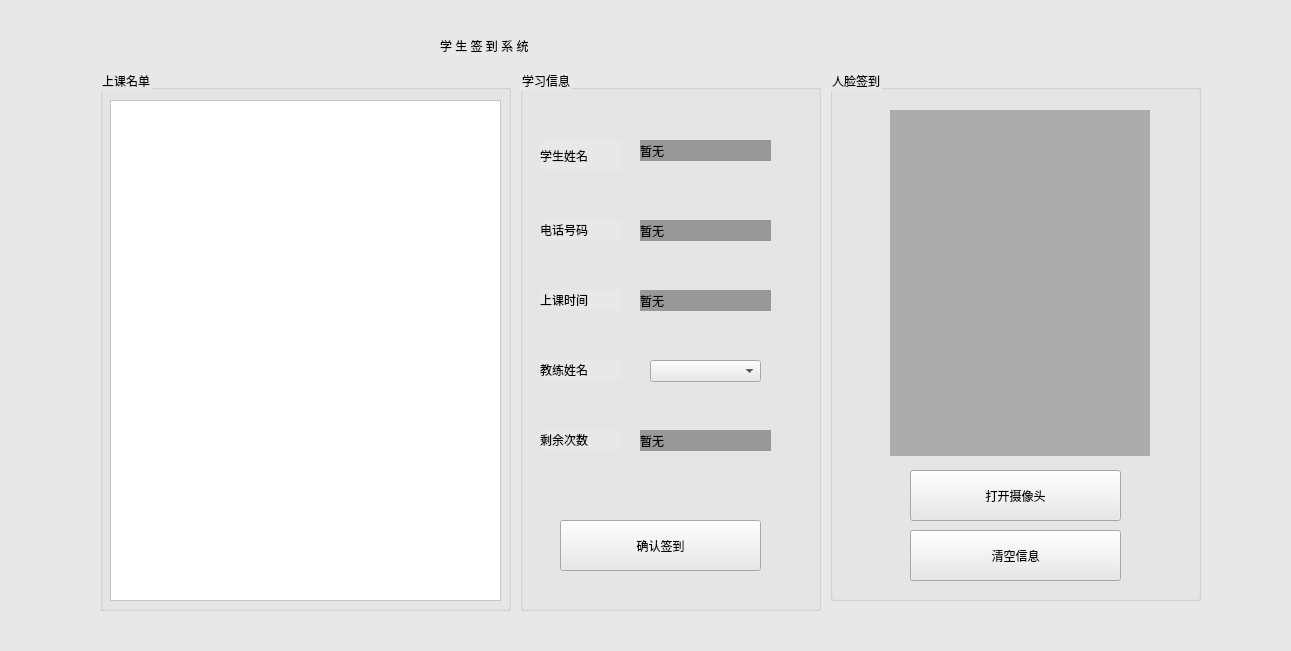
First picture: the form in Qiandao/Qiandao_face_Main.ui, repository Holy-Shine/Acrotest, before the edit.
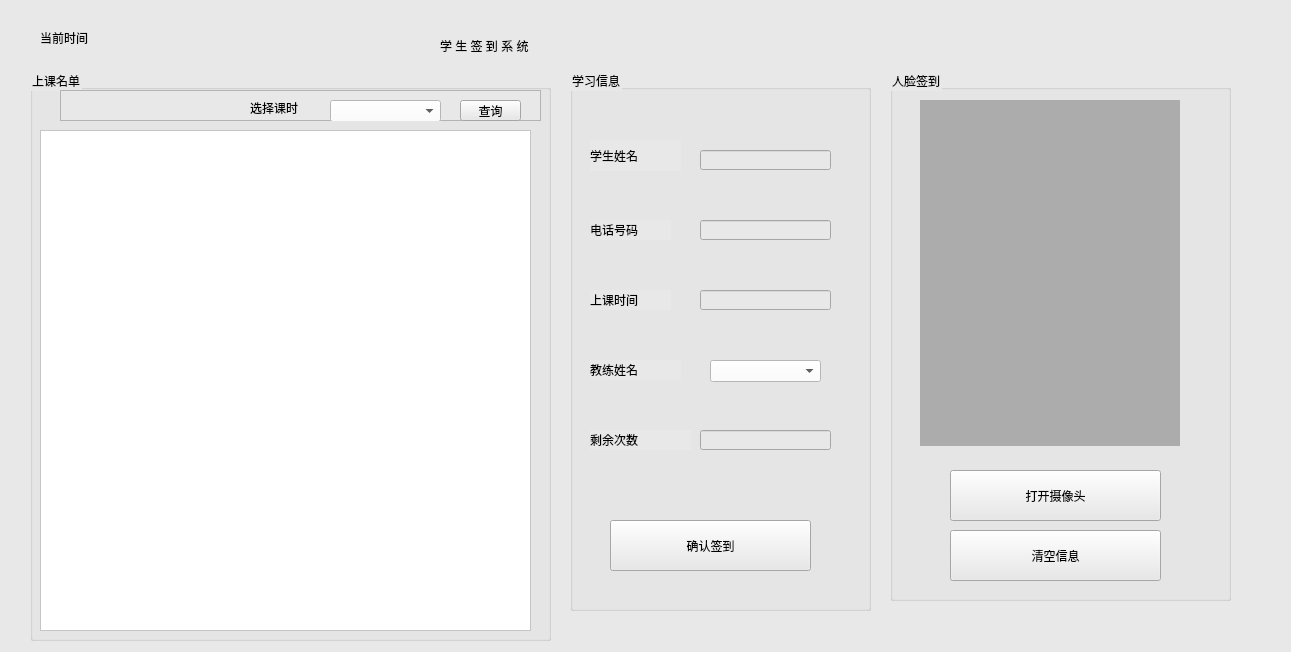
Second picture: the form after the edit.

The edit to the form file:
```diff
--- a/Qiandao/Qiandao_face_Main.ui
+++ b/Qiandao/Qiandao_face_Main.ui
@@ -7,7 +7,7 @@
     <x>0</x>
     <y>0</y>
     <width>1291</width>
-    <height>651</height>
+    <height>652</height>
    </rect>
   </property>
   <property name="windowTitle">
@@ -41,10 +41,10 @@
   <widget class="QGroupBox" name="GBstudent">
    <property name="geometry">
     <rect>
-     <x>100</x>
+     <x>30</x>
      <y>70</y>
-     <width>411</width>
-     <height>541</height>
+     <width>521</width>
+     <height>571</height>
     </rect>
    </property>
    <property name="title">
@@ -54,8 +54,8 @@
     <property name="geometry">
      <rect>
       <x>10</x>
-      <y>30</y>
-      <width>391</width>
+      <y>60</y>
+      <width>491</width>
       <height>501</height>
      </rect>
     </property>
@@ -63,11 +63,66 @@
      <string notr="true">background-color: rgb(255, 255, 255);</string>
     </property>
    </widget>
+   <widget class="QFrame" name="frame">
+    <property name="geometry">
+     <rect>
+      <x>30</x>
+      <y>20</y>
+      <width>481</width>
+      <height>31</height>
+     </rect>
+    </property>
+    <property name="frameShape">
+     <enum>QFrame::StyledPanel</enum>
+    </property>
+    <property name="frameShadow">
+     <enum>QFrame::Raised</enum>
+    </property>
+    <widget class="QLabel" name="label_2">
+     <property name="geometry">
+      <rect>
+       <x>190</x>
+       <y>10</y>
+       <width>71</width>
+       <height>16</height>
+      </rect>
+     </property>
+     <property name="text">
+      <string>选择课时</string>
+     </property>
+    </widget>
+    <widget class="QComboBox" name="cb_dian">
+     <property name="geometry">
+      <rect>
+       <x>270</x>
+       <y>10</y>
+       <width>111</width>
+       <height>22</height>
+      </rect>
+     </property>
+     <property name="styleSheet">
+      <string notr="true">background-color: rgb(255, 255, 255);</string>
+     </property>
+    </widget>
+    <widget class="QPushButton" name="bt_search">
+     <property name="geometry">
+      <rect>
+       <x>400</x>
+       <y>10</y>
+       <width>61</width>
+       <height>21</height>
+      </rect>
+     </property>
+     <property name="text">
+      <string>查询</string>
+     </property>
+    </widget>
+   </widget>
   </widget>
   <widget class="QGroupBox" name="groupBox">
    <property name="geometry">
     <rect>
-     <x>520</x>
+     <x>570</x>
      <y>70</y>
      <width>301</width>
      <height>541</height>
@@ -81,7 +136,7 @@
      <rect>
       <x>20</x>
       <y>70</y>
-      <width>81</width>
+      <width>91</width>
       <height>31</height>
      </rect>
     </property>
@@ -92,23 +147,6 @@
      <string>学生姓名</string>
     </property>
    </widget>
-   <widget class="QLabel" name="lb_nameinfo">
-    <property name="geometry">
-     <rect>
-      <x>120</x>
-      <y>70</y>
-      <width>131</width>
-      <height>21</height>
-     </rect>
-    </property>
-    <property name="styleSheet">
-     <string notr="true">background-color: rgb(152, 152, 152);
-font: 14pt &quot;楷体&quot;;</string>
-    </property>
-    <property name="text">
-     <string>暂无</string>
-    </property>
-   </widget>
    <widget class="QLabel" name="lb_date">
     <property name="geometry">
      <rect>
@@ -125,29 +163,12 @@
      <string>上课时间</string>
     </property>
    </widget>
-   <widget class="QLabel" name="lb_dateinfo">
-    <property name="geometry">
-     <rect>
-      <x>120</x>
-      <y>220</y>
-      <width>131</width>
-      <height>21</height>
-     </rect>
-    </property>
-    <property name="styleSheet">
-     <string notr="true">background-color: rgb(152, 152, 152);
-font: 14pt &quot;楷体&quot;;</string>
-    </property>
-    <property name="text">
-     <string>暂无</string>
-    </property>
-   </widget>
    <widget class="QLabel" name="lb_coach">
     <property name="geometry">
      <rect>
       <x>20</x>
       <y>290</y>
-      <width>81</width>
+      <width>91</width>
       <height>20</height>
      </rect>
     </property>
@@ -163,7 +184,7 @@
      <rect>
       <x>20</x>
       <y>360</y>
-      <width>81</width>
+      <width>101</width>
       <height>20</height>
      </rect>
     </property>
@@ -174,23 +195,6 @@
      <string>剩余次数</string>
     </property>
    </widget>
-   <widget class="QLabel" name="lb_restinfo">
-    <property name="geometry">
-     <rect>
-      <x>120</x>
-      <y>360</y>
-      <width>131</width>
-      <height>21</height>
-     </rect>
-    </property>
-    <property name="styleSheet">
-     <string notr="true">background-color: rgb(152, 152, 152);
-font: 14pt &quot;楷体&quot;;</string>
-    </property>
-    <property name="text">
-     <string>暂无</string>
-    </property>
-   </widget>
    <widget class="QLabel" name="lb_phone">
     <property name="geometry">
      <rect>
@@ -207,23 +211,6 @@
      <string>电话号码</string>
     </property>
    </widget>
-   <widget class="QLabel" name="lb_phoneinfo">
-    <property name="geometry">
-     <rect>
-      <x>120</x>
-      <y>150</y>
-      <width>131</width>
-      <height>21</height>
-     </rect>
-    </property>
-    <property name="styleSheet">
-     <string notr="true">background-color: rgb(152, 152, 152);
-font: 14pt &quot;楷体&quot;;</string>
-    </property>
-    <property name="text">
-     <string>暂无</string>
-    </property>
-   </widget>
    <widget class="QPushButton" name="bt_qiandao_confrim">
     <property name="geometry">
      <rect>
@@ -240,20 +227,63 @@
    <widget class="QComboBox" name="gb_coach">
     <property name="geometry">
      <rect>
-      <x>130</x>
+      <x>140</x>
       <y>290</y>
       <width>111</width>
       <height>22</height>
      </rect>
     </property>
+    <property name="styleSheet">
+     <string notr="true">background-color: rgb(255, 255, 255);</string>
+    </property>
+   </widget>
+   <widget class="QLineEdit" name="et_name">
+    <property name="geometry">
+     <rect>
+      <x>130</x>
+      <y>80</y>
+      <width>131</width>
+      <height>20</height>
+     </rect>
+    </property>
+   </widget>
+   <widget class="QLineEdit" name="et_cishu">
+    <property name="geometry">
+     <rect>
+      <x>130</x>
+      <y>360</y>
+      <width>131</width>
+      <height>20</height>
+     </rect>
+    </property>
+   </widget>
+   <widget class="QLineEdit" name="et_phone">
+    <property name="geometry">
+     <rect>
+      <x>130</x>
+      <y>150</y>
+      <width>131</width>
+      <height>20</height>
+     </rect>
+    </property>
+   </widget>
+   <widget class="QLineEdit" name="et_classtime">
+    <property name="geometry">
+     <rect>
+      <x>130</x>
+      <y>220</y>
+      <width>131</width>
+      <height>20</height>
+     </rect>
+    </property>
    </widget>
   </widget>
   <widget class="QGroupBox" name="GB_qiandao">
    <property name="geometry">
     <rect>
-     <x>830</x>
+     <x>890</x>
      <y>70</y>
-     <width>371</width>
+     <width>341</width>
      <height>531</height>
     </rect>
    </property>
@@ -266,8 +296,8 @@
    <widget class="QLabel" name="lb_cam">
     <property name="geometry">
      <rect>
-      <x>60</x>
-      <y>40</y>
+      <x>30</x>
+      <y>30</y>
       <width>260</width>
       <height>346</height>
      </rect>
@@ -282,7 +312,7 @@
    <widget class="QPushButton" name="bt_opencam">
     <property name="geometry">
      <rect>
-      <x>80</x>
+      <x>60</x>
       <y>400</y>
       <width>211</width>
       <height>51</height>
@@ -295,7 +325,7 @@
    <widget class="QPushButton" name="bt_clear">
     <property name="geometry">
      <rect>
-      <x>80</x>
+      <x>60</x>
       <y>460</y>
       <width>211</width>
       <height>51</height>
@@ -306,6 +336,19 @@
     </property>
    </widget>
   </widget>
+  <widget class="QLabel" name="lb_time">
+   <property name="geometry">
+    <rect>
+     <x>40</x>
+     <y>30</y>
+     <width>341</width>
+     <height>16</height>
+    </rect>
+   </property>
+   <property name="text">
+    <string>当前时间</string>
+   </property>
+  </widget>
  </widget>
  <resources/>
  <connections/>
```
Left out of the diff: 4 changed lines with no effect on the pictures.
